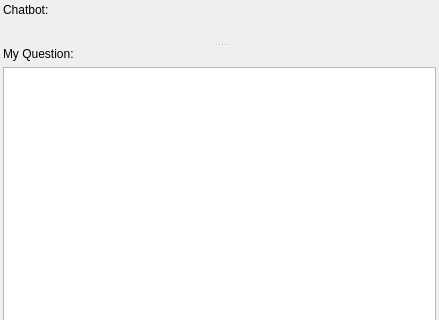
This is geo_knowledge_ai_dockwidget_base.ui in robert6757/qgis-geo-knowledge-ai as Qt 5 draws it before an edit; both pictures show x 0 to 439 and y 0 to 320 of the 439 by 495 pixel window. The edited form follows.
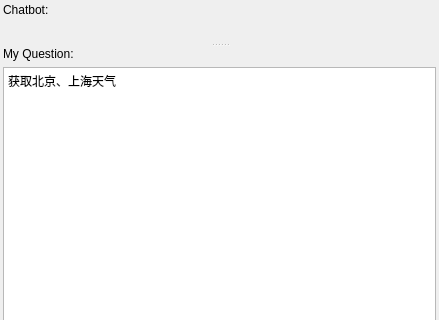
This is the edited form. Icons and pictures are not drawn.

Diff of the .ui file:
```diff
--- a/geo_knowledge_ai_dockwidget_base.ui
+++ b/geo_knowledge_ai_dockwidget_base.ui
@@ -6,7 +6,7 @@
    <rect>
     <x>0</x>
     <y>0</y>
-    <width>358</width>
+    <width>424</width>
     <height>495</height>
    </rect>
   </property>
@@ -133,7 +133,7 @@
            </size>
           </property>
           <property name="plainText">
-           <string/>
+           <string>获取北京、上海天气</string>
           </property>
           <property name="textInteractionFlags">
            <set>Qt::TextEditorInteraction</set>
```
